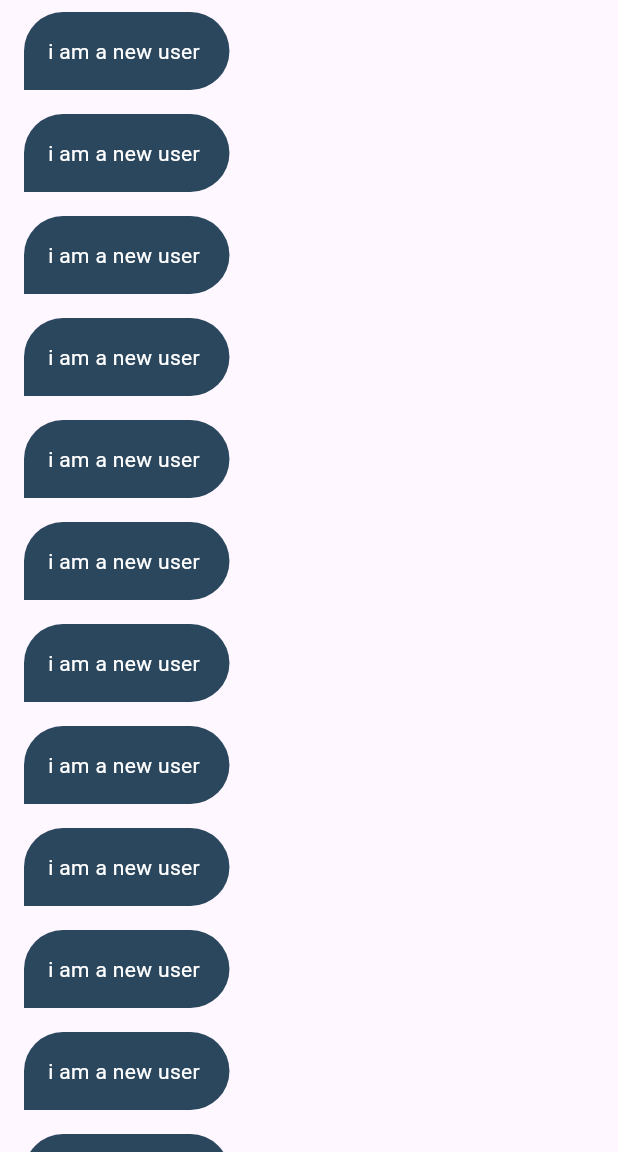
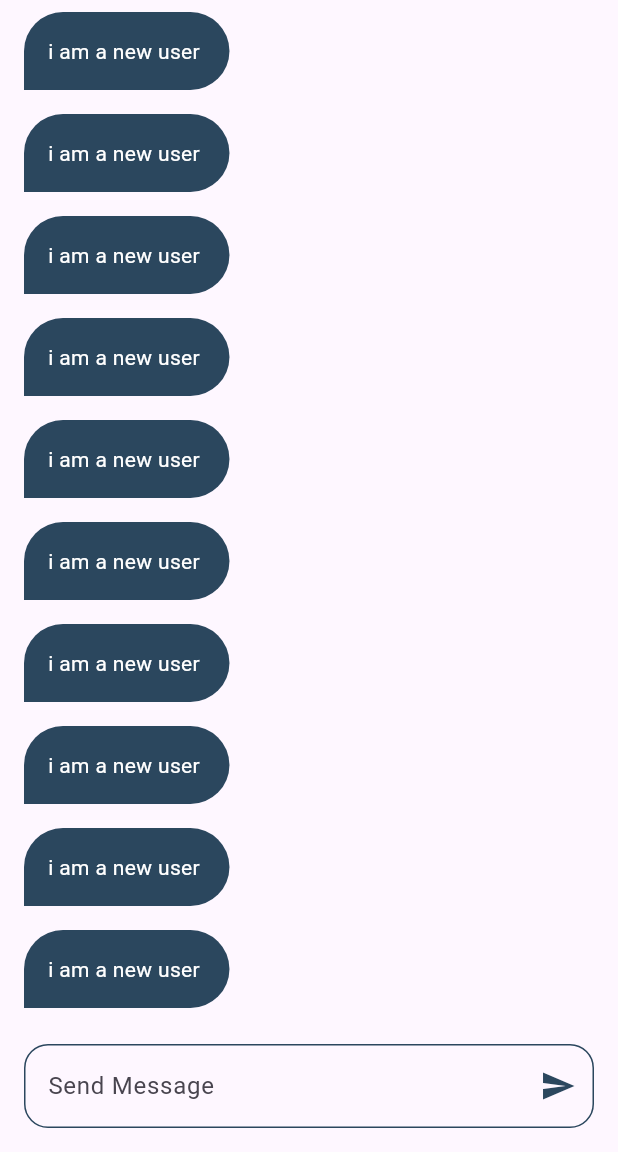
Before and after one commit to hapashy/chat_app, a Flutter app: the ChatPage screen opened by its route, on a phone screen of 412 x 824 dp, the part 84-1236 px from its top. Run offline on Flutter 3.47's test engine with Material 3 defaults, Android fonts, the phone set to English and light mode, and no system bars; our stand-ins replace firebase_auth, firebase_core, modal_progress_hud_nsn; accounts and stored records are empty.

Commit message:
finsh ui

```diff
--- a/lib/pages/chat_page.dart
+++ b/lib/pages/chat_page.dart
@@ -26,9 +26,36 @@ class ChatPage extends StatelessWidget {
         ),
         centerTitle: true,
       ),
-      body: ListView.builder(itemBuilder: (context, index) {
-        return ChatBuble();
-      }),
+      body: Column(
+        children: [
+          Expanded(
+            child: ListView.builder(itemBuilder: (context, index) {
+              return ChatBuble();
+            }),
+          ),
+          Padding(
+            padding: const EdgeInsets.all(16),
+            child: TextField(
+              decoration: InputDecoration(
+                hintText: 'Send Message',
+
+                suffixIcon: Icon(
+                  Icons.send,
+                  color: kPrimaryColor,
+                ),
+                border: OutlineInputBorder(
+                  borderRadius: BorderRadius.circular(16),
+                ),
+                enabledBorder: OutlineInputBorder(
+                    borderRadius: BorderRadius.circular(16),
+                    borderSide: BorderSide(
+                      color: kPrimaryColor,
+                    )),
+              ),
+            ),
+          ),
+        ],
+      ),
     );
   }
 }
```
